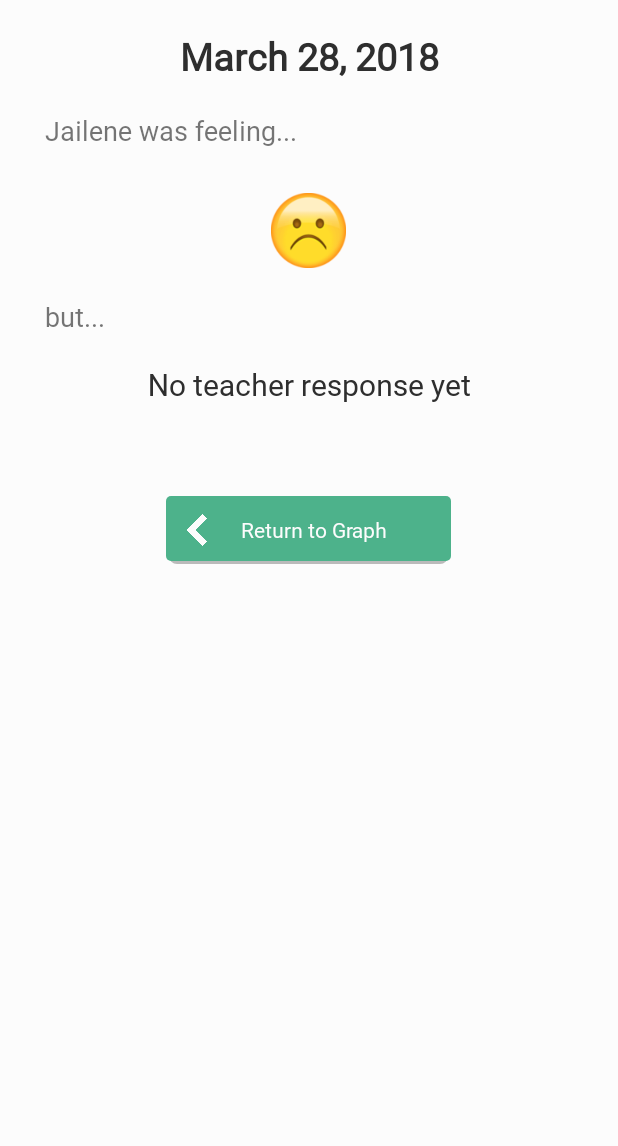
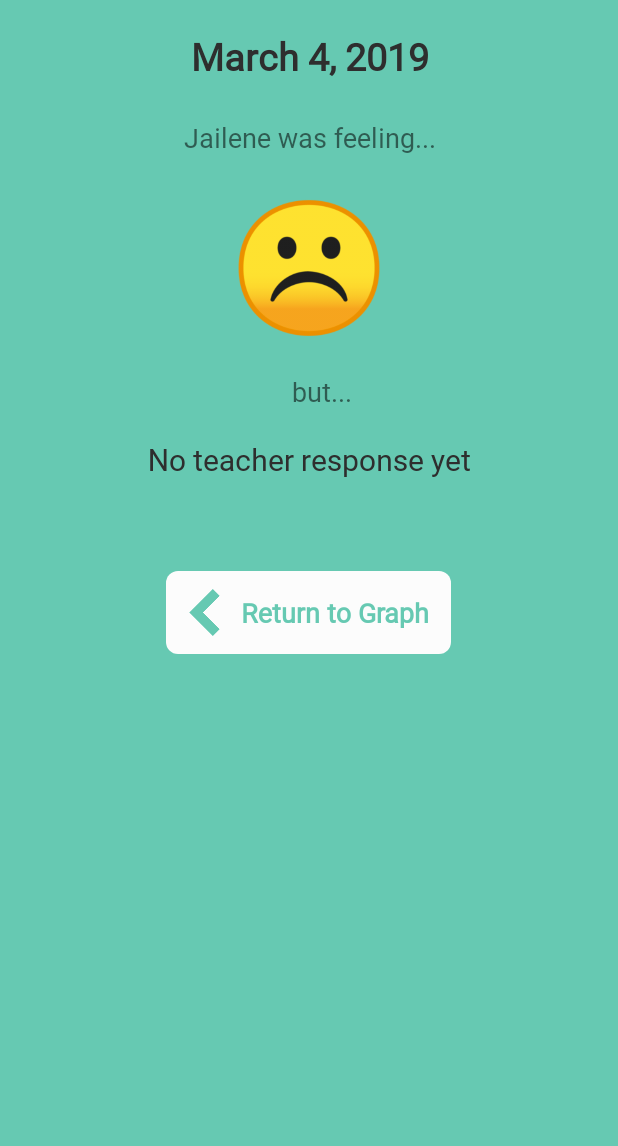
Before and after one commit to educonnect-194h/EduConnect, an Android app: the StudentDetailedResultsActivity screen opened directly, with no data from a screen before it, on a phone screen of 412 x 824 dp, the part 90-1236 px from its top. Run offline under Robolectric (Android 15) with nearby library versions, the phone set to English and light mode, and no system bars.

Commit message:
student history UI changes

```diff
--- a/EduConnectApp/app/src/main/res/drawable/round_graph_button.xml
+++ b/EduConnectApp/app/src/main/res/drawable/round_graph_button.xml
@@ -2,7 +2,7 @@
 <selector xmlns:android="http://schemas.android.com/apk/res/android">
     <item android:state_pressed="false">
         <shape android:shape="oval">
-            <solid android:color="@color/colorPrimary"/>
+            <solid android:color="@color/colorPrimaryDark"/>
         </shape>
     </item>
 </selector>
--- a/EduConnectApp/app/src/main/res/layout/activity_student_detailed_results.xml
+++ b/EduConnectApp/app/src/main/res/layout/activity_student_detailed_results.xml
@@ -11,7 +11,7 @@
         android:layout_height="match_parent"
         android:orientation="vertical"
         android:gravity="center_horizontal"
-        android:background="@color/background">
+        android:background="@color/colorPrimaryDark">
 
 
         <!-- Status Bar Label -->
@@ -35,7 +35,7 @@
         <TextView
             android:layout_width="match_parent"
             android:layout_height="wrap_content"
-            android:text="March 28, 2018"
+            android:text="March 4, 2019"
             android:textSize="25dp"
             android:textColor="@color/darkGray"
             android:fontFamily="@font/avenir"
@@ -51,15 +51,15 @@
             android:text="Jailene was feeling..."
             android:textSize="18dp"
             android:fontFamily="@font/avenir"
-            android:layout_marginLeft="20dp"
+            android:gravity="center"
             android:layout_marginBottom="20dp"/>
 
         <!-- teacher emoji -->
         <ImageView
             android:id="@+id/studentEmoji"
-            android:layout_width="50dp"
-            android:layout_height="50dp"
-            android:src="@drawable/very_sad_emoji_icon_png" />
+            android:layout_width="100dp"
+            android:layout_height="100dp"
+            android:src="@drawable/sad" />
 
         <!-- conjunction... -->
         <TextView
@@ -69,8 +69,10 @@
             android:text="but..."
             android:textSize="18dp"
             android:fontFamily="@font/avenir"
-            android:layout_marginLeft="20dp"
+            android:layout_gravity="center"
+            android:layout_marginLeft="130dp"
             android:layout_marginTop="20dp"/>
+
 
         <!-- explanation -->
         <TextView
@@ -87,15 +89,15 @@
         <!-- Return to Dashboard -->
         <RelativeLayout
             android:layout_width="190dp"
-            android:layout_height="45dp">
+            android:layout_height="55dp">
 
             <ImageButton
                 android:id="@+id/btnBackToDashboard"
                 android:layout_width="match_parent"
-                android:layout_height="match_parent"
-                android:background="@drawable/dashboard_button_available"
+                android:layout_height="250dp"
+                android:background="@drawable/rounded_rectangle_white"
                 android:src="@drawable/back_arrow"
-                android:tint="@color/background"
+                android:tint="@color/colorPrimaryDark"
                 android:scaleType="fitStart"
                 android:paddingVertical="12dp"
                 android:paddingLeft="10dp"
@@ -106,9 +108,11 @@
                 android:layout_width="wrap_content"
                 android:layout_height="wrap_content"
                 android:text="Return to Graph"
-                android:textColor="@color/background"
+                android:textColor="@color/colorPrimaryDark"
                 android:layout_marginLeft="50dp"
                 android:layout_centerVertical="true"
+                android:textSize="18dp"
+                android:textStyle="bold"
                 android:fontFamily="@font/avenir"/>
 
         </RelativeLayout>
```
Also changed, not shown: EduConnectApp/app/src/main/res/layout/activity_student_history.xml (+145 -149 lines).
